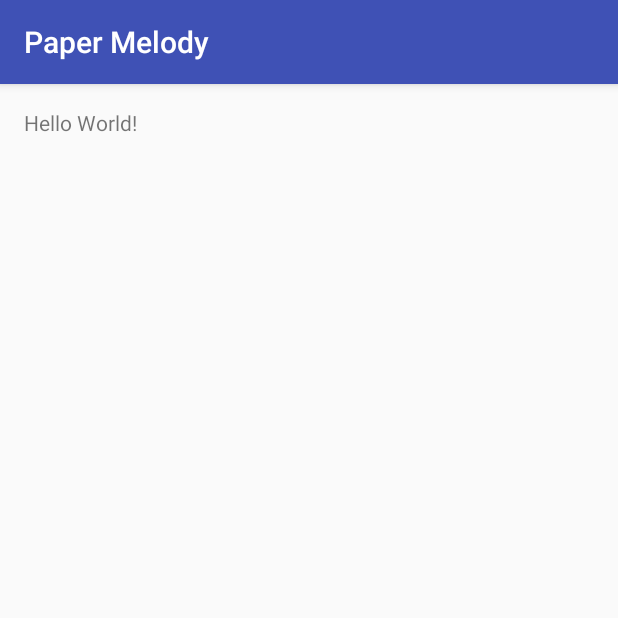
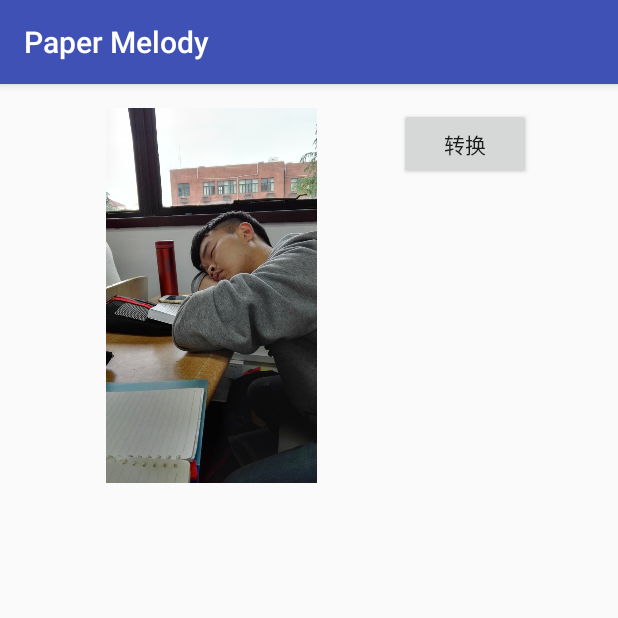
Before and after one commit to hgs1217/Paper-Melody, an Android app: the screen it shows after launch (MainActivity), on a phone screen of 412 x 824 dp, the top half of it. Run offline under Robolectric (Android 15) with nearby library versions, the phone set to English and light mode, and no system bars; libraries missing offline, so code that uses them is left out: org.opencv.android, org.opencv.core, org.opencv.imgproc; 1 statement that could not run was skipped.

Commit message:
opencv库的配置
-配置了opencv库，并编写了导入流程文件
-把MainActivity修改为一个样例文件供测试opencv库导入是否成功

```diff
--- a/app/build.gradle
+++ b/app/build.gradle
@@ -37,4 +37,5 @@ dependencies {
     compile 'com.jakewharton:butterknife:8.5.1'
     compile 'com.squareup.picasso:picasso:2.5.2'
     annotationProcessor 'com.jakewharton:butterknife-compiler:8.5.1'
+    compile project(':openCVLibrary320')
 }
--- a/app/src/main/java/com/papermelody/activity/MainActivity.java
+++ b/app/src/main/java/com/papermelody/activity/MainActivity.java
@@ -1,15 +1,59 @@
 package com.papermelody.activity;
 
+import android.graphics.Bitmap;
+import android.graphics.drawable.BitmapDrawable;
+import android.os.Bundle;
 import android.support.v7.app.AppCompatActivity;
-import android.os.Bundle;
+import android.view.View;
+import android.widget.Button;
+import android.widget.ImageView;
 
 import com.papermelody.R;
 
+import org.opencv.android.Utils;
+import org.opencv.core.Mat;
+import org.opencv.imgproc.Imgproc;
+
 public class MainActivity extends AppCompatActivity {
+
+    static{ System.loadLibrary("opencv_java3"); }
+
+    int i=0;
 
     @Override
     protected void onCreate(Bundle savedInstanceState) {
         super.onCreate(savedInstanceState);
         setContentView(R.layout.activity_main);
+        ImageView imageView = (ImageView)findViewById(R.id.imageView);
+        final Bitmap bitmap = ((BitmapDrawable) getResources().getDrawable(R.drawable.pyj)).getBitmap();
+        imageView.setImageBitmap(bitmap);
+
+
+        final Button button2 = (Button)findViewById(R.id.button);
+        button2.setText("转换");
+        button2.setOnClickListener(new Button.OnClickListener()
+        {
+            @Override
+            public void onClick(View v)
+            {
+                i++;
+                Mat rgbMat = new Mat();
+                Mat grayMat = new Mat();
+                //获取lena彩色图像所对应的像素数据
+                Utils.bitmapToMat(bitmap, rgbMat);
+                //将彩色图像数据转换为灰度图像数据并存储到grayMat中
+                Imgproc.cvtColor(rgbMat, grayMat, Imgproc.COLOR_RGB2GRAY);
+                //创建一个灰度图像
+                Bitmap grayBmp = Bitmap.createBitmap(bitmap.getWidth(), bitmap.getHeight(), Bitmap.Config.RGB_565);
+                //将矩阵grayMat转换为灰度图像
+                Utils.matToBitmap(grayMat, grayBmp);
+                ImageView imageView = (ImageView)findViewById(R.id.imageView);
+                if(i%2==1)
+                    imageView.setImageBitmap(grayBmp);
+                else
+                    imageView.setImageBitmap(bitmap);
+            }
+
+        });
     }
 }
--- a/app/src/main/res/layout/activity_main.xml
+++ b/app/src/main/res/layout/activity_main.xml
@@ -1,5 +1,5 @@
 <?xml version="1.0" encoding="utf-8"?>
-<RelativeLayout xmlns:android="http://schemas.android.com/apk/res/android"
+<LinearLayout xmlns:android="http://schemas.android.com/apk/res/android"
     xmlns:tools="http://schemas.android.com/tools"
     android:id="@+id/activity_main"
     android:layout_width="match_parent"
@@ -10,8 +10,14 @@
     android:paddingTop="@dimen/activity_vertical_margin"
     tools:context="com.papermelody.activity.MainActivity">
 
-    <TextView
+    <ImageView
+        android:id="@+id/imageView"
+        android:layout_width="250dp"
+        android:layout_height="250dp" />
+
+    <Button
+        android:id="@+id/button"
         android:layout_width="wrap_content"
         android:layout_height="wrap_content"
-        android:text="Hello World!" />
-</RelativeLayout>
+        android:text="ss"/>
+</LinearLayout>
--- a/settings.gradle
+++ b/settings.gradle
@@ -1 +1,2 @@
 include ':app'
+include ':openCVLibrary320'
```
Also changed, not shown: app/src/main/res/drawable/pyj.jpg (added), 5 other files.
